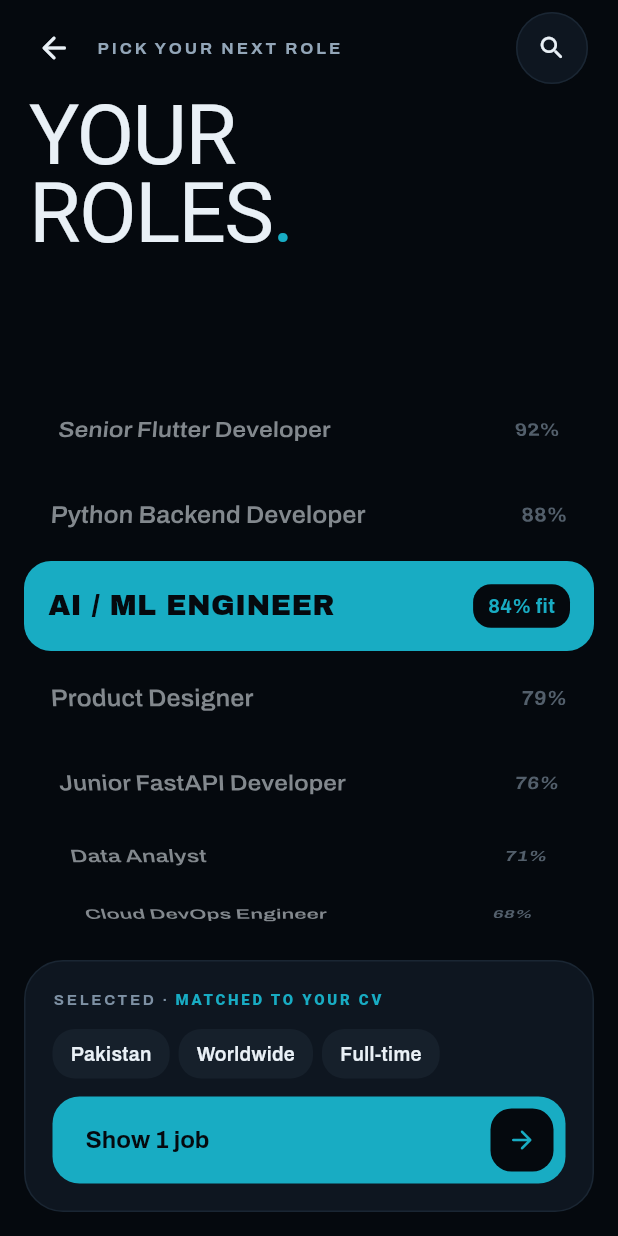
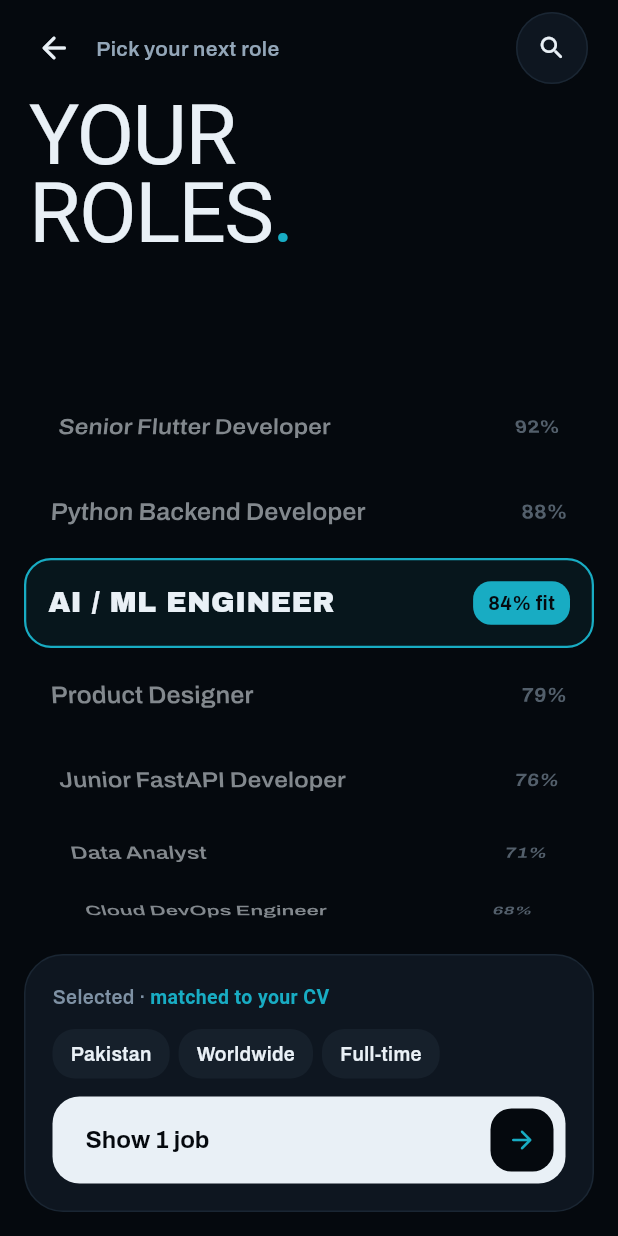
Before and after one commit to scalesharkapps-dot/SharkHire-Flutter-Web, a Flutter app: the RolesScreen screen opened by its route, on a phone screen of 412 x 824 dp. Run offline on Flutter 3.47's test engine with Material 3 defaults, Android fonts, the phone set to English and light mode, and no system bars; our stand-ins replace cupertino_ui, file_picker, flutter_riverpod, flutter_secure_storage, go_router, material_ui; missing offline and left inert: purchases_flutter; accounts and stored records are empty.

Commit message:
redesign: your roles (normal-case labels, outlined selection, light button; wheel kept)
Co-Authored-By: Claude Opus 5.5 <noreply@anthropic.com>

```diff
--- a/mobile_app/lib/features/job_search/presentation/screens/roles_screen.dart
+++ b/mobile_app/lib/features/job_search/presentation/screens/roles_screen.dart
@@ -141,14 +141,13 @@ class _RolesScreenState extends ConsumerState<RolesScreen> {
                     const SizedBox(width: AppSpacing.xs),
                     const Expanded(
                       child: Text(
-                        'PICK YOUR NEXT ROLE',
+                        'Pick your next role',
                         maxLines: 1,
                         overflow: TextOverflow.ellipsis,
                         style: TextStyle(
                           fontFamily: AppFonts.label,
-                          fontWeight: FontWeight.w800,
-                          fontSize: 11,
-                          letterSpacing: 2,
+                          fontWeight: FontWeight.w600,
+                          fontSize: 14,
                           color: Bold.muted,
                         ),
                       ),
@@ -178,16 +177,19 @@ class _RolesScreenState extends ConsumerState<RolesScreen> {
               Expanded(
                 child: Stack(
                   children: [
-                    // Solid accent band behind the selected role.
+                    // Thin accent outline around the selected role.
                     Center(
                       child: Container(
                         height: _itemExtent,
                         margin: const EdgeInsets.symmetric(
                           horizontal: AppSpacing.lg,
                         ),
-                        decoration: const BoxDecoration(
-                          color: Bold.accent,
-                          borderRadius: BorderRadius.all(Radius.circular(18)),
+                        decoration: BoxDecoration(
+                          color: Bold.accent.withValues(alpha: 0.08),
+                          borderRadius: const BorderRadius.all(
+                            Radius.circular(18),
+                          ),
+                          border: Border.all(color: Bold.accent, width: 1.5),
                         ),
                       ),
                     ),
@@ -245,9 +247,9 @@ class _RolesScreenState extends ConsumerState<RolesScreen> {
                       const Text.rich(
                         TextSpan(
                           children: [
-                            TextSpan(text: 'SELECTED · '),
+                            TextSpan(text: 'Selected · '),
                             TextSpan(
-                              text: 'MATCHED TO YOUR CV',
+                              text: 'matched to your CV',
                               style: TextStyle(color: Bold.accent),
                             ),
                           ],
@@ -256,9 +258,8 @@ class _RolesScreenState extends ConsumerState<RolesScreen> {
                         overflow: TextOverflow.ellipsis,
                         style: TextStyle(
                           fontFamily: AppFonts.label,
-                          fontWeight: FontWeight.w800,
-                          fontSize: 10,
-                          letterSpacing: 1.8,
+                          fontWeight: FontWeight.w600,
+                          fontSize: 13,
                           color: Bold.faint,
                         ),
                       ),
@@ -277,7 +278,6 @@ class _RolesScreenState extends ConsumerState<RolesScreen> {
                         label: count > 0
                             ? 'Show $count ${count == 1 ? 'job' : 'jobs'}'
                             : 'Show these jobs',
-                        accent: true,
                         trailingArrow: true,
                         onPressed: () => _open(selected),
                       ),
@@ -356,7 +356,7 @@ class _RoleItem extends StatelessWidget {
                     fontSize: active ? 19 : 17,
                     height: 1.05,
                     letterSpacing: active ? 0.2 : 0,
-                    color: active ? Bold.onLight : Bold.ink,
+                    color: Bold.ink,
                   ),
                 ),
               ),
@@ -369,7 +369,7 @@ class _RoleItem extends StatelessWidget {
                       vertical: 5,
                     ),
                     decoration: const BoxDecoration(
-                      color: Bold.onLight,
+                      color: Bold.accent,
                       borderRadius: BorderRadius.all(Radius.circular(12)),
                     ),
                     child: Text(
@@ -378,7 +378,7 @@ class _RoleItem extends StatelessWidget {
                         fontFamily: AppFonts.label,
                         fontWeight: FontWeight.w800,
                         fontSize: 13,
-                        color: Bold.accent,
+                        color: Bold.onLight,
                       ),
                     ),
                   )
```
